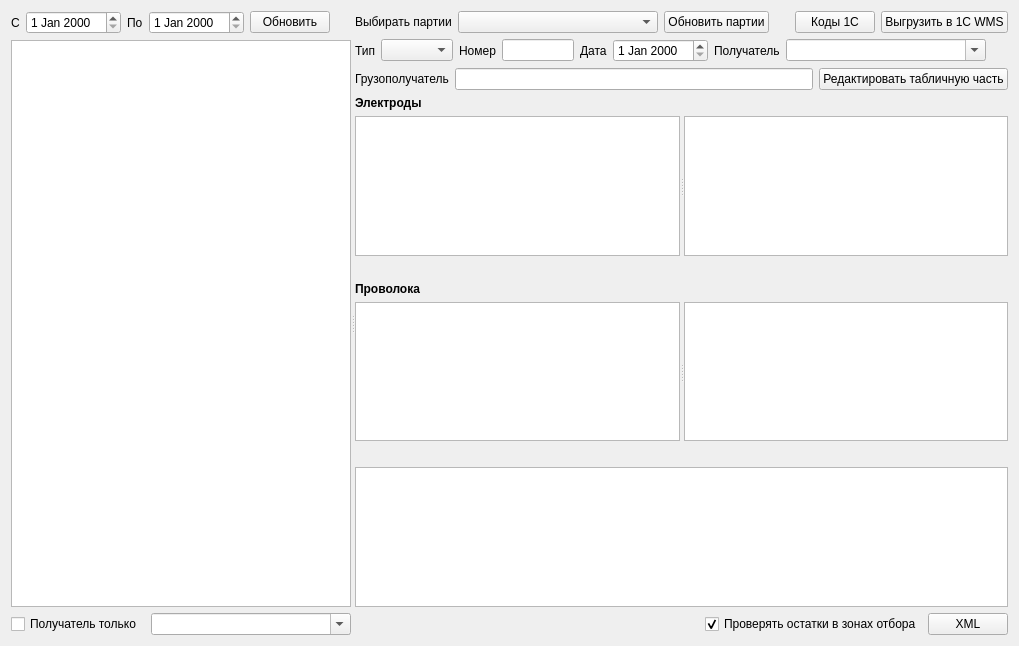
Above: formship.ui from Sergeyego/warehouse before the change. Below: the same form after it.
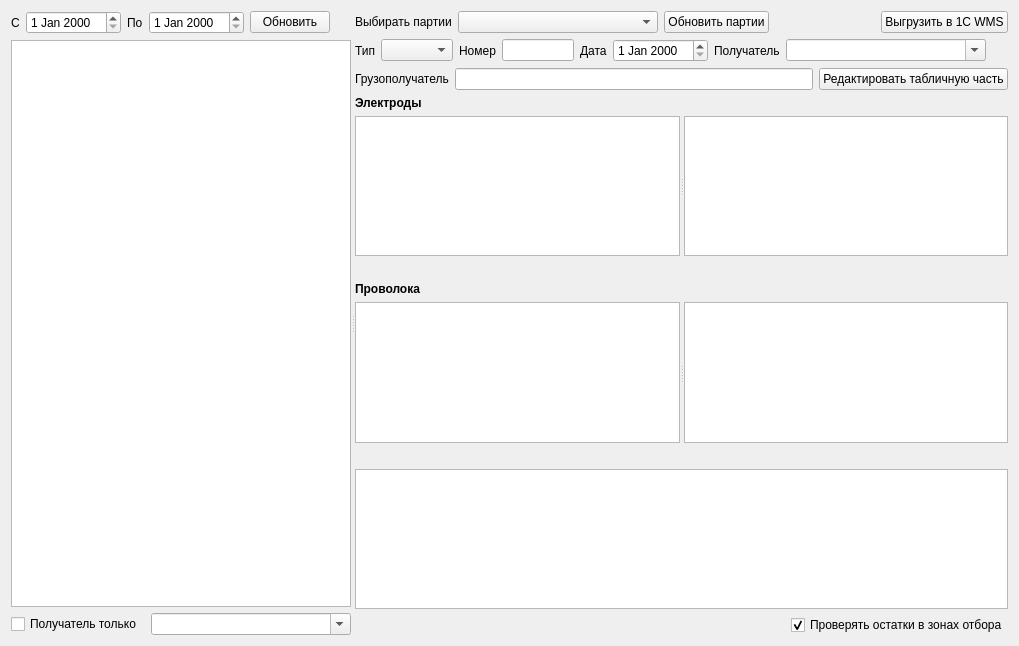
That is the form after the change. Custom widgets are drawn as their Qt base class.

Patch:
```diff
--- a/formship.ui
+++ b/formship.ui
@@ -107,7 +107,7 @@
        </item>
       </layout>
      </widget>
-     <widget class="QWidget" name="">
+     <widget class="QWidget" name="layoutWidget">
       <layout class="QVBoxLayout" name="verticalLayout_2">
        <item>
         <layout class="QHBoxLayout" name="horizontalLayout_4">
@@ -148,13 +148,6 @@
            </property>
           </spacer>
          </item>
-         <item>
-          <widget class="QPushButton" name="cmdEdtCods">
-           <property name="text">
-            <string>Коды 1С</string>
-           </property>
-          </widget>
-         </item>
          <item>
           <widget class="QPushButton" name="pushButton1C">
            <property name="text">
@@ -363,13 +356,6 @@
            </property>
           </widget>
          </item>
-         <item>
-          <widget class="QPushButton" name="pushButtonXml">
-           <property name="text">
-            <string>XML</string>
-           </property>
-          </widget>
-         </item>
         </layout>
        </item>
       </layout>
@@ -379,6 +365,11 @@
   </layout>
  </widget>
  <customwidgets>
+  <customwidget>
+   <class>TableView</class>
+   <extends>QTableView</extends>
+   <header>olap/tableview.h</header>
+  </customwidget>
   <customwidget>
    <class>DbViewer</class>
    <extends>QTableView</extends>
@@ -389,11 +380,6 @@
    <extends>QDateEdit</extends>
    <header>db/dbviewer.h</header>
   </customwidget>
-  <customwidget>
-   <class>TableView</class>
-   <extends>QTableView</extends>
-   <header>olap/tableview.h</header>
-  </customwidget>
  </customwidgets>
  <resources/>
  <connections/>
```
